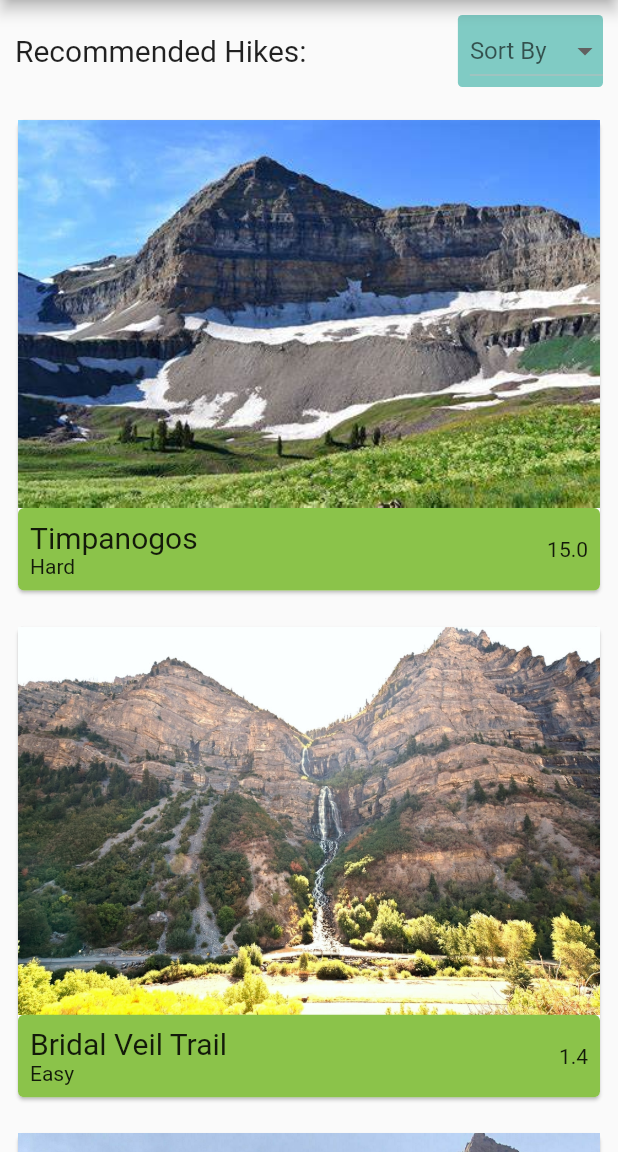
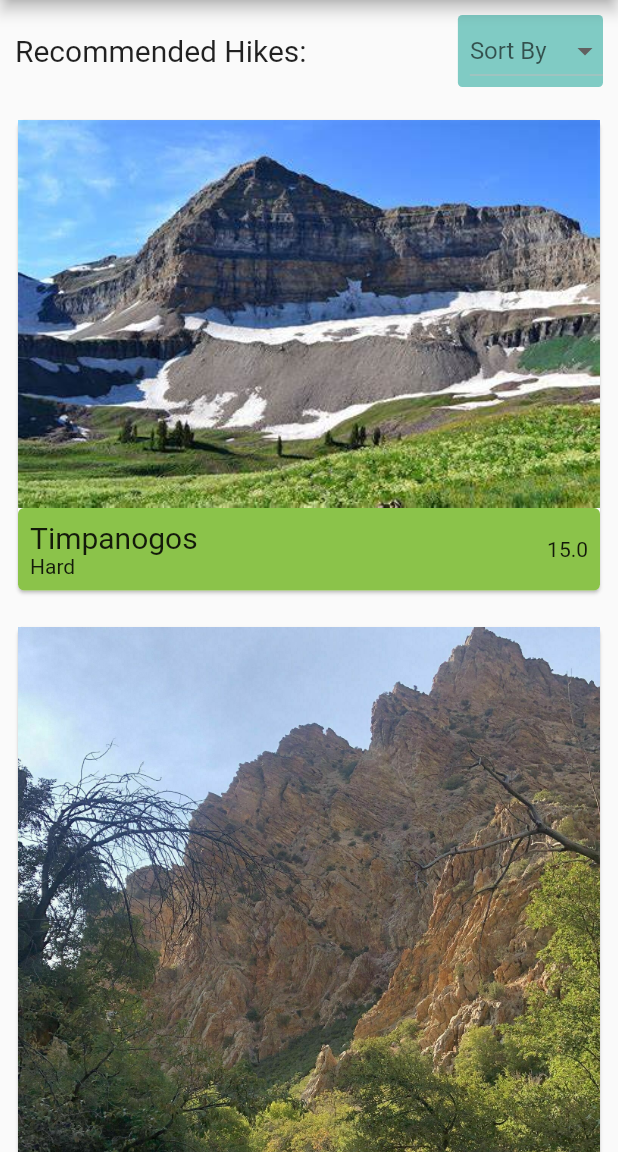
Before and after one commit to anahoward815/MobileProject, a Flutter app: the HikeRecommendationPage screen opened by its route, on a phone screen of 412 x 824 dp, the part 84-1236 px from its top. Run offline on Flutter 3.47's test engine with Material 2 defaults, Android fonts, the light colour scheme and no system bars; our stand-ins replace weather_icons; missing offline and left inert: dart:ffi.

Commit message:
Made default hikes make a little more sense

```diff
--- a/HikingApp/lib/backend/DefaultHikeList.dart
+++ b/HikingApp/lib/backend/DefaultHikeList.dart
@@ -3,10 +3,10 @@ import 'Hikes.dart';
 class DefaultHikeList {
   final List<Hikes> _hikes = [
     Hikes("Timpanogos", "Hard", 'Mountain/Rock', 'Utah County', 'assets/images/timpanogos.jpg', 'assets/map_images/timp_trail.png', 4400.0, 15.0, 40.40731, -111.65467),
+    Hikes("Rock Garden Trail", 'Intermediate', 'Gravel', 'Utah County', 'assets/images/rockgarden.jpg', 'assets/map_images/timp_trail.png', 1555.0, 3.0, 40.33666532, -111.60083093),
+    Hikes("Boulder Mail Trail", 'Hard', 'Rocky', 'Escalante National Monument', 'assets/images/boulder.jpg', 'assets/map_images/timp_trail.png', 2582.0, 15.4, 40.33666532, -111.60083093),
+    Hikes("Squaw Peak Trail", 'Hard', 'Mountain/Rock', 'Utah County', 'assets/images/squaw.jpg', 'assets/map_images/timp_trail.png', 2831.0, 7.8, 40.33666532, -111.60083093),
     Hikes("Bridal Veil Trail", 'Easy', 'Paved', 'Utah County', 'assets/images/bridal.jpg', 'assets/map_images/timp_trail.png', 114.0, 1.4, 40.33666532, -111.60083093),
-    Hikes("Rock Garden Trail", 'Intermediate', 'Gravel', 'Utah County', 'assets/images/rockgarden.jpg', 'assets/map_images/timp_trail.png', 1555.0, 3.0, 40.33666532, -111.60083093),
-    Hikes("Squaw Peak Trail", 'Hard', 'Mountain/Rock', 'Utah County', 'assets/images/squaw.jpg', 'assets/map_images/timp_trail.png', 2831.0, 7.8, 40.33666532, -111.60083093),
-    Hikes("Boulder Mail Trail", 'Hard', 'Rocky', 'Escalante National Monument', 'assets/images/boulder.jpg', 'assets/map_images/timp_trail.png', 2582.0, 15.4, 40.33666532, -111.60083093),
     Hikes("Utah Lake Shoreline", 'Easy', 'Paved', 'Utah County', 'assets/images/shoreline.jpg', 'assets/map_images/timp_trail.png', 26.0, 4.1, 40.33666532, -111.60083093),
     Hikes("Copper Pit Overlook", 'Intermediate', 'Gravel', 'Tooele County', 'assets/images/copper.jpg', 'assets/map_images/timp_trail.png', 1243.0, 5.1, 40.33666532, -111.60083093),
   ];
```
